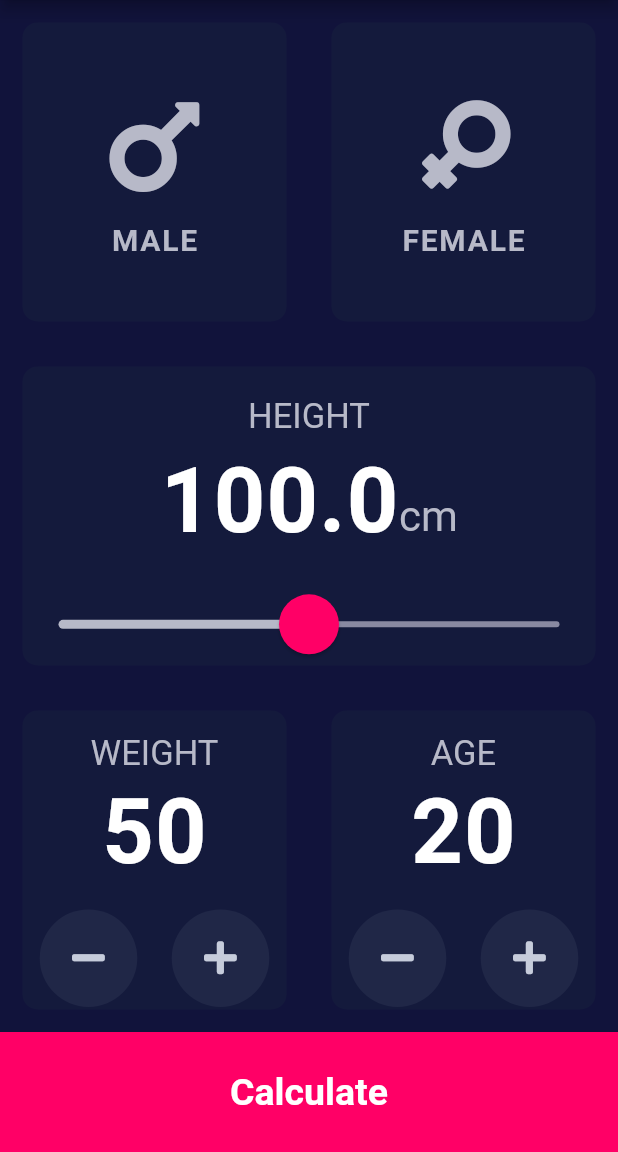
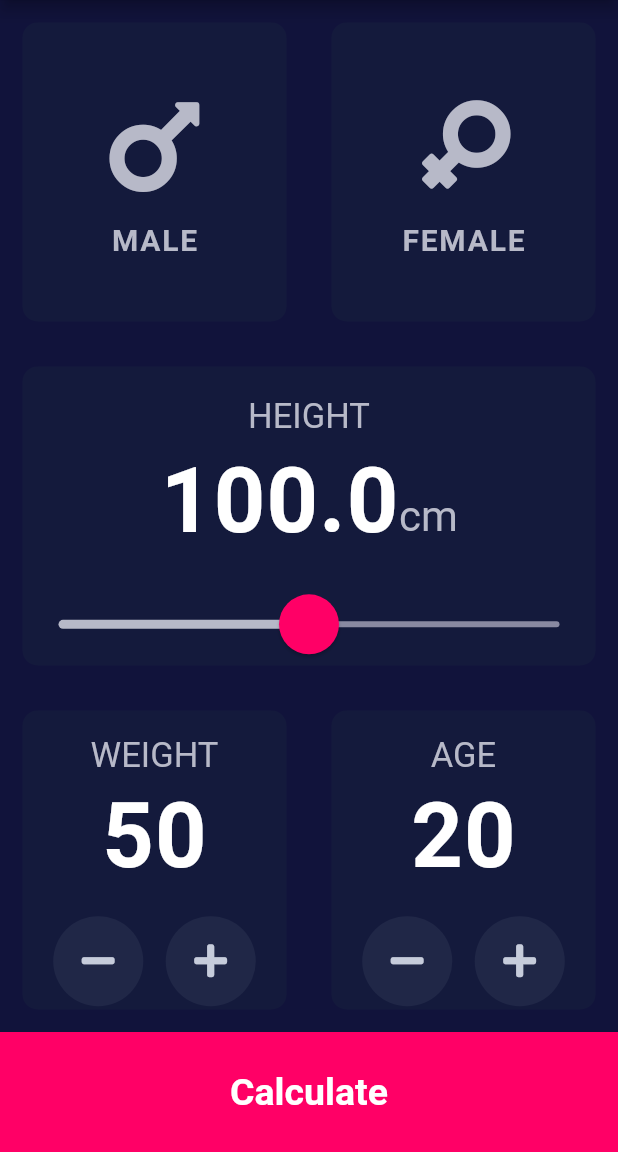
Before and after one commit to aliaaosama23/flutter_training_bmi_app, a Flutter app: the screen it shows after launch, on a phone screen of 412 x 824 dp, the part 84-1236 px from its top. Run offline on Flutter 3.47's test engine with Material 2 defaults, Android fonts, the phone set to English and light mode, and no system bars; our stand-ins replace font_awesome_flutter; missing offline and left inert: dart:ffi.

Commit message:
change raw button constraints

```diff
--- a/lib/screens/input_page.dart
+++ b/lib/screens/input_page.dart
@@ -169,6 +169,10 @@ class _InputPageState extends State<InputPage> {
                         mainAxisAlignment: MainAxisAlignment.center,
                         children: [
                           RawMaterialButton(
+                            constraints: const BoxConstraints(
+                              minHeight: 60,
+                              minWidth: 60,
+                            ),
                             shape: const CircleBorder(),
                             elevation: 0.0,
                             onPressed: () {
@@ -178,17 +182,21 @@ class _InputPageState extends State<InputPage> {
                                 }
                               });
                             },
-                            child: const Padding(
-                              padding: EdgeInsets.all(20.0),
-                              child: FaIcon(
+                            child: const FaIcon(
                               FontAwesomeIcons.minus,
                               size: 25,
                               color: kFloatingButtonForeground,
                             ),
-                            ),
                             fillColor: kFloatingButtonBackground,
                           ),
+                          const SizedBox(
+                            width: 15,
+                          ),
                           RawMaterialButton(
+                            constraints: const BoxConstraints(
+                              minHeight: 60,
+                              minWidth: 60,
+                            ),
                             shape: const CircleBorder(),
                             elevation: 0.0,
                             onPressed: () {
@@ -196,13 +204,10 @@ class _InputPageState extends State<InputPage> {
                                 weight++;
                               });
                             },
-                            child: const Padding(
-                              padding: EdgeInsets.all(20.0),
-                              child: FaIcon(
+                            child: const FaIcon(
                               FontAwesomeIcons.plus,
                               size: 25,
                               color: kFloatingButtonForeground,
-                              ),
                             ),
                             fillColor: kFloatingButtonBackground,
                           ),
@@ -235,6 +240,10 @@ class _InputPageState extends State<InputPage> {
                           mainAxisAlignment: MainAxisAlignment.center,
                           children: [
                             RawMaterialButton(
+                              constraints: const BoxConstraints(
+                                minHeight: 60,
+                                minWidth: 60,
+                              ),
                               shape: const CircleBorder(),
                               elevation: 0.0,
                               onPressed: () {
@@ -244,17 +253,21 @@ class _InputPageState extends State<InputPage> {
                                   }
                                 });
                               },
-                              child: const Padding(
-                                padding: EdgeInsets.all(20),
-                                child: FaIcon(
+                              child: const FaIcon(
                                 FontAwesomeIcons.minus,
                                 size: 25,
                                 color: kFloatingButtonForeground,
                               ),
-                              ),
                               fillColor: kFloatingButtonBackground,
                             ),
+                            const SizedBox(
+                              width: 15,
+                            ),
                             RawMaterialButton(
+                              constraints: const BoxConstraints(
+                                minHeight: 60,
+                                minWidth: 60,
+                              ),
                               shape: const CircleBorder(),
                               elevation: 0.0,
                               onPressed: () {
@@ -262,13 +275,10 @@ class _InputPageState extends State<InputPage> {
                                   age++;
                                 });
                               },
-                              child: const Padding(
-                                padding: EdgeInsets.all(20.0),
-                                child: FaIcon(
+                              child: const FaIcon(
                                 FontAwesomeIcons.plus,
                                 size: 25,
                                 color: kFloatingButtonForeground,
-                                ),
                               ),
                               fillColor: kFloatingButtonBackground,
                             ),
```
Lines whose indentation alone changed are shown as unchanged.
